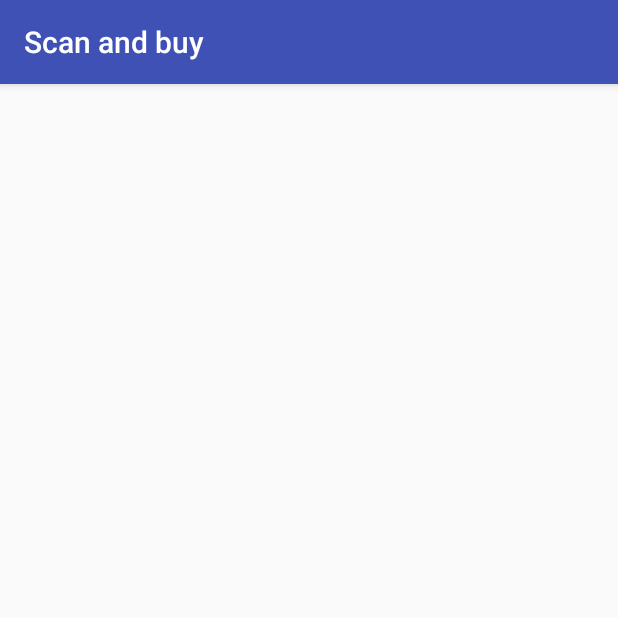
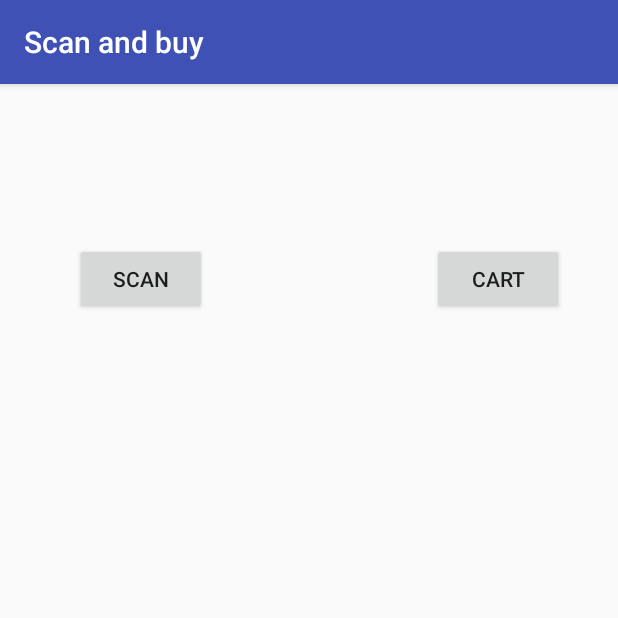
Before and after one commit to dominiczka/scannbuy, an Android app: the ScanActivity screen opened directly, with no data from a screen before it, on a phone screen of 412 x 824 dp, the top half of it. Run offline under Robolectric (Android 15) with nearby library versions, the phone set to English and light mode, and no system bars.

Commit message:
koszyk + skanowanie produktu

```diff
--- a/app/src/main/AndroidManifest.xml
+++ b/app/src/main/AndroidManifest.xml
@@ -33,7 +33,8 @@
         <activity
             android:name=".barcode.BarcodeCaptureActivity"
             android:label="Read Barcode" />
-        <activity android:name=".ScanActivity"></activity>
+        <activity android:name=".ScanActivity" />
+        <activity android:name=".CartActivity"></activity>
     </application>
 
 </manifest>
--- a/app/src/main/java/com/cooders/goodest/scannbuy/MainActivity.java
+++ b/app/src/main/java/com/cooders/goodest/scannbuy/MainActivity.java
@@ -43,6 +43,8 @@ public class MainActivity extends AppCompatActivity {
 
     @Override
     protected void onActivityResult(int requestCode, int resultCode, Intent data) {
+
+        // TODO 3 zrobić coś, żeby automatycznie przechodziło do następnego widoku po zeskanowaniu
         if (requestCode == RC_BARCODE_CAPTURE) {
             if (resultCode == CommonStatusCodes.SUCCESS) {
                 if (data != null) {
--- a/app/src/main/java/com/cooders/goodest/scannbuy/ScanActivity.java
+++ b/app/src/main/java/com/cooders/goodest/scannbuy/ScanActivity.java
@@ -1,15 +1,100 @@
 package com.cooders.goodest.scannbuy;
 
+import android.content.Intent;
+import android.os.Bundle;
 import android.support.v7.app.AppCompatActivity;
-import android.os.Bundle;
+import android.view.View;
+import android.widget.Button;
+import android.widget.TextView;
+import android.widget.Toast;
+
+import com.cooders.goodest.scannbuy.barcode.BarcodeCaptureActivity;
+import com.google.android.gms.common.api.CommonStatusCodes;
+import com.google.android.gms.vision.barcode.Barcode;
+
+import java.util.ArrayList;
+
 
 public class ScanActivity extends AppCompatActivity {
+
+    TextView mShopIdTextView;
+    Button mScanButton;
+    Button mCartButton;
+    private static final int RC_BARCODE_CAPTURE = 9001; //czy to jest potrzebne?
+
+    ArrayList<String> scannedProductList;
+
+
 
     @Override
     protected void onCreate(Bundle savedInstanceState) {
         super.onCreate(savedInstanceState);
         setContentView(R.layout.activity_scan);
 
-        // key shopID i tam masz szopID xD
+        scannedProductList = new ArrayList<String>();
+        String shopId; // Czy to na pewno ma być string?
+        if (savedInstanceState == null) {
+            Bundle extras = getIntent().getExtras();
+            if(extras == null) {
+                shopId= null;
+            } else {
+                shopId= extras.getString("shopID");
+            }
+        } else {
+            shopId= (String) savedInstanceState.getSerializable("shopID");
+        }
+
+
+        //TODO 1 połączenie z baza, sprawdzenie sklepu
+        //TODO 2 zapisanie nazwy sklepu
+
+        mShopIdTextView = findViewById(R.id.shopIdTextView);
+        mShopIdTextView.setText(shopId);
+
+        mCartButton = findViewById(R.id.cartButton);
+        mScanButton = findViewById(R.id.scanProductButton);
+
+
+        mScanButton.setOnClickListener(new View.OnClickListener() {
+            public void onClick(View v) {
+                Intent intent = new Intent(ScanActivity.this, BarcodeCaptureActivity.class);
+                intent.putExtra(BarcodeCaptureActivity.AutoFocus, true);
+                intent.putExtra(BarcodeCaptureActivity.UseFlash, false);
+                startActivityForResult(intent, RC_BARCODE_CAPTURE);
+            }
+        });
+
+
+        mCartButton.setOnClickListener(new View.OnClickListener() {
+            public void onClick(View v) {
+                Bundle extra = new Bundle();
+                extra.putSerializable("objects", scannedProductList);
+                Intent intent = new Intent(ScanActivity.this, CartActivity.class);
+                intent.putExtra("extra", extra);
+                startActivity(intent);
+                finish();
+            }
+        });
+
+
+
+    }
+
+    @Override
+    protected void onActivityResult(int requestCode, int resultCode, Intent data) {
+        if (requestCode == RC_BARCODE_CAPTURE) {
+            if (resultCode == CommonStatusCodes.SUCCESS) {
+                if (data != null) {
+                    Barcode barcode = data.getParcelableExtra(BarcodeCaptureActivity.BarcodeObject);
+                    Toast.makeText(getApplicationContext(), barcode.rawValue, Toast.LENGTH_SHORT).show();
+                    scannedProductList.add(barcode.rawValue);
+                }
+            } else {
+                Toast.makeText(getApplicationContext(), getString(R.string.barcode_error), Toast.LENGTH_LONG).show();
+            }
+        }
+        else {
+            super.onActivityResult(requestCode, resultCode, data);
+        }
     }
 }
--- a/app/src/main/res/layout/activity_scan.xml
+++ b/app/src/main/res/layout/activity_scan.xml
@@ -4,6 +4,36 @@
     xmlns:tools="http://schemas.android.com/tools"
     android:layout_width="match_parent"
     android:layout_height="match_parent"
-    tools:context="com.cooders.goodest.scannbuy.ScanActivity">
+    tools:context="com.cooders.goodest.scannbuy.ScanActivity"
+    tools:layout_editor_absoluteY="81dp">
+
+    <TextView
+        android:id="@+id/shopIdTextView"
+        android:layout_width="wrap_content"
+        android:layout_height="wrap_content"
+        android:layout_marginTop="16dp"
+        app:layout_constraintEnd_toEndOf="parent"
+        app:layout_constraintStart_toStartOf="parent"
+        app:layout_constraintTop_toTopOf="parent" />
+
+    <Button
+        android:id="@+id/scanProductButton"
+        android:layout_width="wrap_content"
+        android:layout_height="wrap_content"
+        android:layout_marginStart="50dp"
+        android:layout_marginTop="106dp"
+        android:text="@string/scanButton"
+        app:layout_constraintStart_toStartOf="parent"
+        app:layout_constraintTop_toTopOf="parent" />
+
+    <Button
+        android:id="@+id/cartButton"
+        android:layout_width="wrap_content"
+        android:layout_height="wrap_content"
+        android:layout_marginEnd="36dp"
+        android:text="@string/cartButton"
+        app:layout_constraintBottom_toBottomOf="@+id/scanProductButton"
+        app:layout_constraintEnd_toEndOf="parent"
+        app:layout_constraintTop_toTopOf="@+id/scanProductButton" />
 
 </android.support.constraint.ConstraintLayout>
--- a/app/src/main/res/values/strings.xml
+++ b/app/src/main/res/values/strings.xml
@@ -16,5 +16,8 @@
     <string name="barcode_success">Barcode read successfully</string>
     <string name="barcode_failure">No barcode captured</string>
     <string name="barcode_error">"Error reading barcode: %1$s"</string>
+    <string name="scanProductTextView">Scan your product:</string>
+    <string name="scanButton">scan</string>
+    <string name="cartButton">cart</string>
 
 </resources>
--- a/build.gradle
+++ b/build.gradle
@@ -7,7 +7,7 @@ buildscript {
         jcenter()
     }
     dependencies {
-        classpath 'com.android.tools.build:gradle:3.0.0'
+        classpath 'com.android.tools.build:gradle:3.0.1'
 
 
         // NOTE: Do not place your application dependencies here; they belong
```
Also changed, not shown: app/src/main/java/com/cooders/goodest/scannbuy/CartActivity.java (added, +40 -0 lines), app/src/main/res/layout/activity_cart.xml (added, +17 -0 lines).
